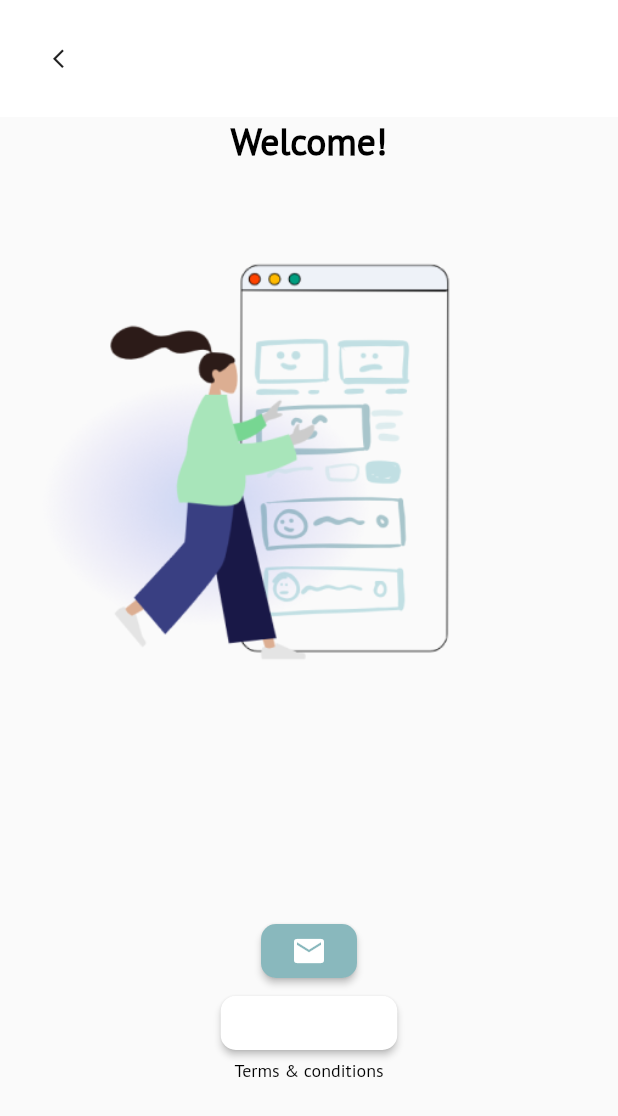
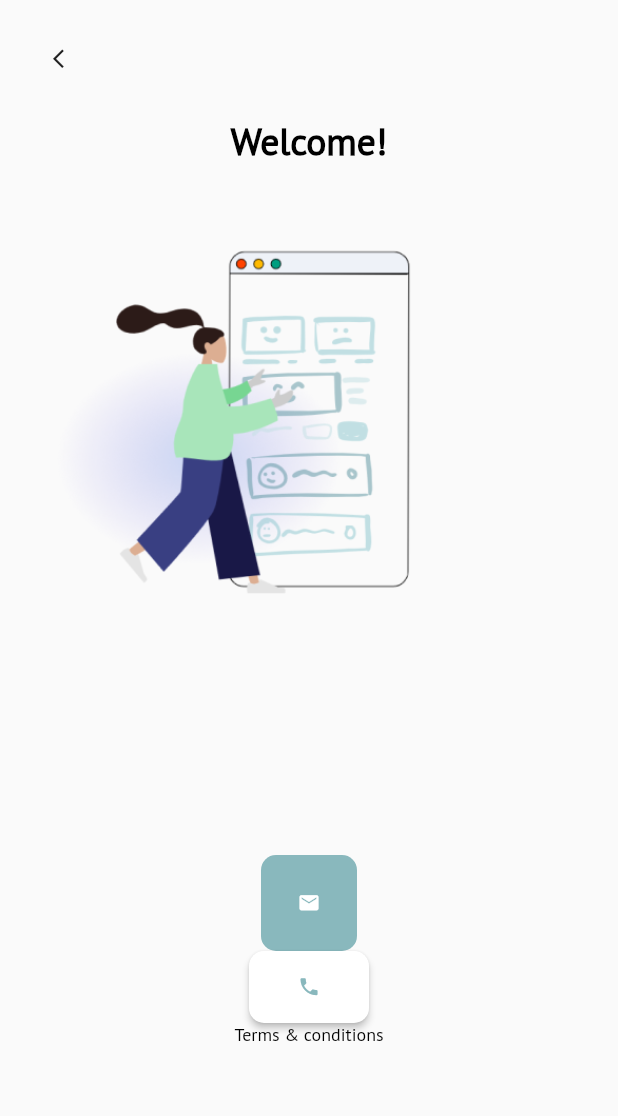
Before and after one commit to hackslash-nitp/cura, a Flutter app: the screen it shows after launch, after a tap on the "arrow back ios new" icon, on a phone screen of 412 x 824 dp. Shown: the top 1116 px of the screen. Run offline on Flutter 3.47's test engine with Material 2 defaults, Android fonts, the light colour scheme and no system bars.

Commit message:
Final Commit

```diff
--- a/lib/main.dart
+++ b/lib/main.dart
@@ -1,18 +1,25 @@
-// ignore_for_file: prefer_const_constructors
-import 'package:flutter/src/widgets/container.dart';
+import 'package:flutter/cupertino.dart';
 import 'package:flutter/material.dart';
-import 'package:flutter/src/widgets/basic.dart';
-import 'package:flutter/src/material/card.dart';
-import 'package:flutter/src/material/text_button.dart';
-// import 'package:cura/main.dart';
 
 void main() {
-  runApp(
-    MaterialApp(
+  runApp(MyApp());
+}
+
+class MyApp extends StatefulWidget {
+  @override
+  State<StatefulWidget> createState() {
+    // TODO: implement createState
+    return MyAppState();
+  }
+}
+
+class MyAppState extends State<MyApp> {
+  Widget build(BuildContext context) {
+    return MaterialApp(
         home: Scaffold(
       body: Column(children: [
-        Container(
-            color: Colors.white,
+          Container(
+            // color: Colors.white,
             child: Column(
                 // crossAxisAlignment: CrossAxisAlignment.center,
                 children: <Widget>[
@@ -25,7 +32,9 @@ void main() {
                               Icons.arrow_back_ios_new,
                               size: 15,
                             ),
-                            onPressed: () {},
+                            onPressed: () {
+                              print('Pressed');
+                            },
                           ),
                         ),
                       ]))
@@ -39,18 +48,32 @@ void main() {
                 fontFamily: 'PT Sans',
               )),
         ),
-        alignSplashscreen(),
-        ElevatedButton(
+        Align(
+      alignment: Alignment(-.5, .8),
+      child: Image.asset(
+        'assets/startup_assets/preview_splash_assets/spl4a.png',
+        height: 460,
+        width: 260,
+        alignment: Alignment.topCenter,
+      )),
+        TextButton(
+          onPressed: (() {
+            print('Pressed');
+          }),
+          child: IconButton(
+            icon: const Icon(
+              Icons.email,
+              size: 15,
+            ),
+            onPressed: (() {}),
+          ),
+          // clipBehavior: (chi),
           style: TextButton.styleFrom(
             shape: RoundedRectangleBorder(
               borderRadius: BorderRadius.circular(10),
             ),
             primary: Colors.white,
             backgroundColor: const Color.fromARGB(255, 137, 184, 189),
-          ),
-          onPressed: () {},
-          child: Icon(
-            Icons.email,
           ),
         ),
         ElevatedButton(
@@ -60,11 +83,17 @@ void main() {
               ),
               primary: const Color.fromARGB(255, 137, 184, 189),
               backgroundColor: Colors.white),
-          onPressed: () {},
-          child: Text("Phone",
-              style: TextStyle(color: Colors.white, fontSize: 30)),
-        ),
-        Center(
+          onPressed: (() {
+            print('Pressed');
+          }),
+          child:IconButton(
+            icon: const Icon(
+              Icons.phone,
+              size: 15,
+            ),
+            onPressed: (() {}),
+          ),),
+          Center(
           child: Text('Terms & conditions',
               style: TextStyle(
                 fontSize: 12.0,
@@ -72,11 +101,10 @@ void main() {
                 color: Colors.black,
                 fontFamily: 'PT Sans',
               )),
-          //Icon(Icon.horiz_lined)
         ),
       ]),
-    )),
-  );
+    ));
+  }
 }
 
 Align alignSplashscreen() {
@@ -84,33 +112,9 @@ Align alignSplashscreen() {
       alignment: Alignment(-.5, .8),
       child: Image.asset(
         'assets/startup_assets/preview_splash_assets/spl4a.png',
-        height: 500,
-        width: 300,
+        height: 450,
+        width: 250,
         alignment: Alignment.topCenter,
       ));
 }
-
-iconphone() {
-  print(Icon(
-    Icons.phone,
-  ));
-}
-
-iconemail() {
-  print(Icon(
-    Icons.email,
-  ));
-}
-
-
-/*
-Elevatedbutton(
-  column(
-    children: <widget>[ Icon(Icons.email);
-
-    ]
-  ),
-  onPressed : null,
-)
-
-*/
+// Action(const Text('Email')),
```
